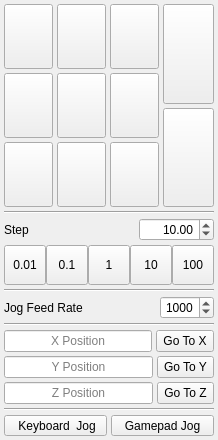
This is View/JogForm.ui in octronic-uk/Candle as Qt 5 draws it before an edit. The edited form follows.
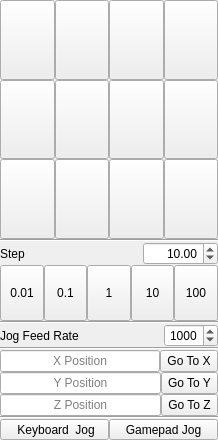
This is the edited form. Icons and pictures are not drawn.

Patch:
```diff
--- a/View/JogForm.ui
+++ b/View/JogForm.ui
@@ -36,27 +36,27 @@
     <widget class="QWidget" name="jogWidget" native="true">
      <layout class="QVBoxLayout" name="verticalLayout_5" stretch="3,0,1,0,0,0,0,0,0">
       <property name="spacing">
-       <number>4</number>
+       <number>0</number>
       </property>
       <property name="sizeConstraint">
        <enum>QLayout::SetMinimumSize</enum>
       </property>
       <property name="leftMargin">
-       <number>4</number>
+       <number>0</number>
       </property>
       <property name="topMargin">
-       <number>4</number>
+       <number>0</number>
       </property>
       <property name="rightMargin">
-       <number>4</number>
+       <number>0</number>
       </property>
       <property name="bottomMargin">
-       <number>4</number>
+       <number>0</number>
       </property>
       <item>
        <layout class="QHBoxLayout" name="horizontalLayout_2" stretch="3,1">
         <property name="spacing">
-         <number>4</number>
+         <number>0</number>
         </property>
         <item>
          <layout class="QGridLayout" name="gridLayout" rowstretch="1,1,1" columnstretch="1,1,1" rowminimumheight="48,48,48" columnminimumwidth="48,48,48">
@@ -64,7 +64,7 @@
            <enum>QLayout::SetMaximumSize</enum>
           </property>
           <property name="spacing">
-           <number>4</number>
+           <number>0</number>
           </property>
           <item row="1" column="0">
            <widget class="QToolButton" name="jogXMinus">
@@ -404,7 +404,7 @@
         <item>
          <layout class="QVBoxLayout" name="verticalLayout_2">
           <property name="spacing">
-           <number>4</number>
+           <number>0</number>
           </property>
           <item>
            <widget class="QToolButton" name="jogZPlus">
@@ -444,6 +444,29 @@
             </property>
            </widget>
           </item>
+          <item>
+           <widget class="QToolButton" name="jogZOriginButton">
+            <property name="sizePolicy">
+             <sizepolicy hsizetype="Expanding" vsizetype="Expanding">
+              <horstretch>0</horstretch>
+              <verstretch>0</verstretch>
+             </sizepolicy>
+            </property>
+            <property name="text">
+             <string/>
+            </property>
+            <property name="icon">
+             <iconset resource="../Resources/Images.qrc">
+              <normaloff>:/Images/SVG/z-origin.svg</normaloff>:/Images/SVG/z-origin.svg</iconset>
+            </property>
+            <property name="iconSize">
+             <size>
+              <width>32</width>
+              <height>32</height>
+             </size>
+            </property>
+           </widget>
+          </item>
           <item>
            <widget class="QToolButton" name="jogZMinus">
             <property name="sizePolicy">
@@ -495,8 +518,14 @@
       </item>
       <item>
        <layout class="QVBoxLayout" name="verticalLayout_4">
+        <property name="spacing">
+         <number>0</number>
+        </property>
         <item>
          <layout class="QHBoxLayout" name="horizontalLayout">
+          <property name="spacing">
+           <number>0</number>
+          </property>
           <item>
            <widget class="QLabel" name="jogStepLabel">
             <property name="sizePolicy">
@@ -741,6 +770,9 @@
       </item>
       <item>
        <layout class="QHBoxLayout" name="horizontalLayout_8">
+        <property name="spacing">
+         <number>0</number>
+        </property>
         <item>
          <widget class="QLabel" name="label">
           <property name="text">
@@ -785,8 +817,14 @@
       </item>
       <item>
        <layout class="QVBoxLayout" name="verticalLayout_3">
+        <property name="spacing">
+         <number>0</number>
+        </property>
         <item>
          <layout class="QHBoxLayout" name="horizontalLayout_4">
+          <property name="spacing">
+           <number>0</number>
+          </property>
           <item>
            <widget class="QLineEdit" name="xPositionLineEdit">
             <property name="minimumSize">
@@ -832,6 +870,9 @@
         </item>
         <item>
          <layout class="QHBoxLayout" name="horizontalLayout_5">
+          <property name="spacing">
+           <number>0</number>
+          </property>
           <item>
            <widget class="QLineEdit" name="yPositionLineEdit">
             <property name="minimumSize">
@@ -874,6 +915,9 @@
         </item>
         <item>
          <layout class="QHBoxLayout" name="horizontalLayout_6">
+          <property name="spacing">
+           <number>0</number>
+          </property>
           <item>
            <widget class="QLineEdit" name="zPositionLineEdit">
             <property name="minimumSize">
@@ -925,6 +969,9 @@
       </item>
       <item>
        <layout class="QHBoxLayout" name="horizontalLayout_7">
+        <property name="spacing">
+         <number>0</number>
+        </property>
         <item>
          <widget class="QToolButton" name="keyboardControlToolButton">
           <property name="sizePolicy">
```
